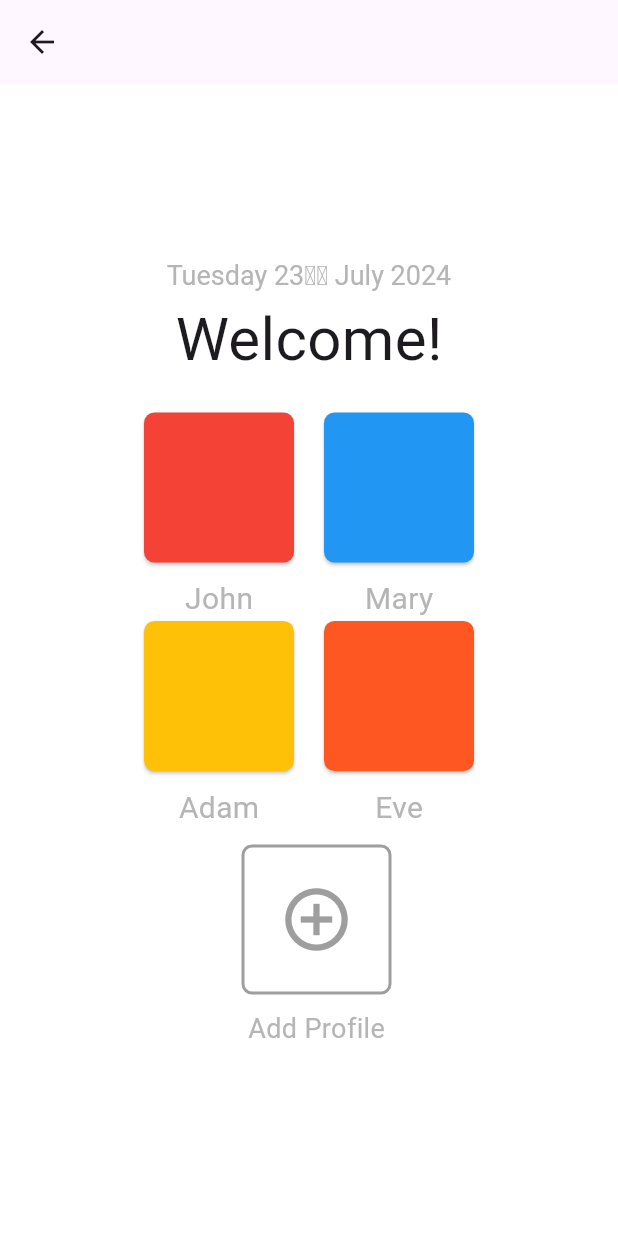
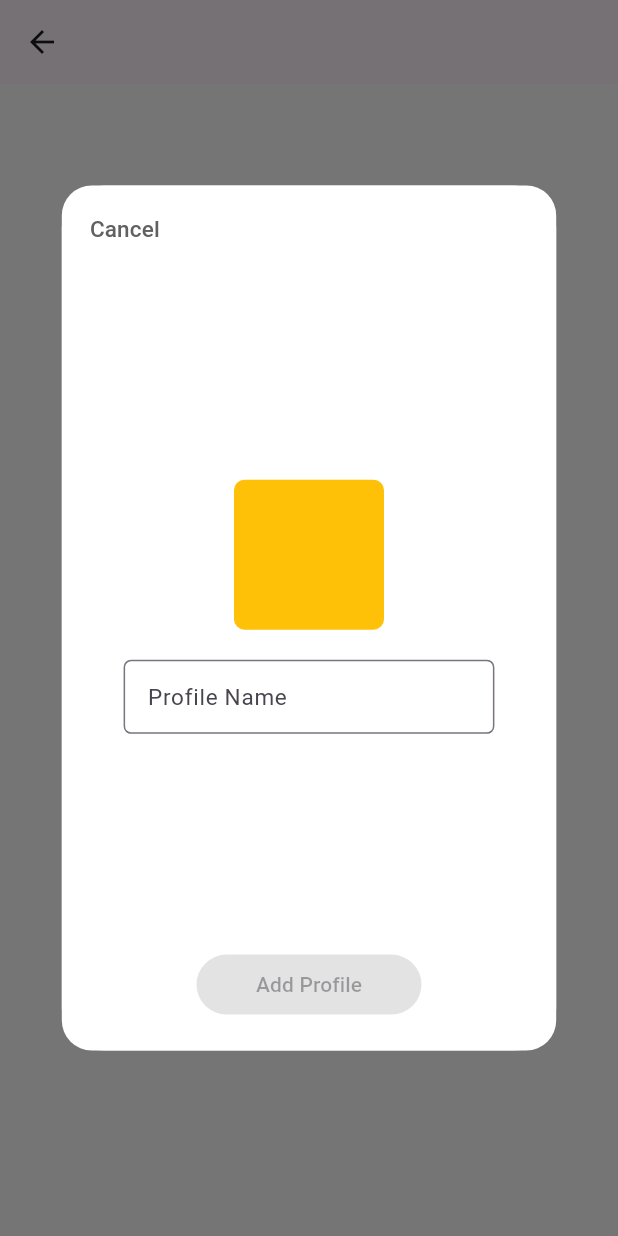
Before and after one commit to tri27pham/TravelPlanner, a Flutter app: the WelcomePage screen opened directly, after a tap on the "add circle outline" icon, on a phone screen of 412 x 824 dp. Run offline on Flutter 3.47's test engine with Material 3 defaults, Android fonts, the phone set to English and light mode, and no system bars; our stand-ins replace cloud_firestore, firebase_auth, firebase_core, geocoding, geolocator, google_maps_flutter; accounts and stored records are empty.

Commit message:
add pop up to add a new profile

```diff
--- a/travel_app/lib/viewmodels/welcome_viewmodel.dart
+++ b/travel_app/lib/viewmodels/welcome_viewmodel.dart
@@ -4,6 +4,23 @@ import 'package:intl/intl.dart';
 import '../models/profile_model.dart';
 
 class WelcomeViewModel extends ChangeNotifier {
+  WelcomeViewModel() {
+    profileNameController.addListener(onModify);
+  }
+
+  final TextEditingController profileNameController = TextEditingController();
+
+  bool validProfileDetails = false;
+
+  void onModify() {
+    if (profileNameController.text.isNotEmpty) {
+      validProfileDetails = true;
+    } else {
+      validProfileDetails = false;
+    }
+    notifyListeners();
+  }
+
   final Map<String, String> unicodeSuperscript = {
     '1': '\u00B9',
     '2': '\u00B2',
--- a/travel_app/lib/views/welcome_page_view.dart
+++ b/travel_app/lib/views/welcome_page_view.dart
@@ -1,13 +1,126 @@
-// welcome_page.dart
 import 'package:flutter/material.dart';
 import 'package:provider/provider.dart';
 import '../app.dart';
 import '../viewmodels/welcome_viewmodel.dart';
 import '../models/profile_model.dart';
-// import 'package:intl/intl.dart';
 
 class WelcomePage extends StatelessWidget {
   const WelcomePage({super.key});
+
+  void showAddProfile(WelcomeViewModel viewModel, BuildContext context) {
+    showDialog<void>(
+      context: context,
+      builder: (BuildContext context) {
+        return Dialog(
+          child: addProfileWidget(viewModel, context),
+        );
+      },
+    );
+  }
+
+  Widget addProfileWidget(WelcomeViewModel viewModel, BuildContext context) {
+    return StatefulBuilder(
+      builder: (BuildContext context, StateSetter setState) {
+        viewModel.profileNameController.addListener(() {
+          setState(() {
+            viewModel.onModify();
+          });
+        });
+
+        return Container(
+          height: MediaQuery.of(context).size.height * 0.7,
+          width: MediaQuery.of(context).size.width * 0.8,
+          decoration: BoxDecoration(
+            color: Colors.white,
+            borderRadius: BorderRadius.all(Radius.circular(20)),
+          ),
+          child: Column(
+            crossAxisAlignment: CrossAxisAlignment.start,
+            children: [
+              Padding(
+                padding: EdgeInsets.fromLTRB(10, 5, 0, 0),
+                child: ElevatedButton(
+                  onPressed: () {
+                    Navigator.of(context).pop();
+                  },
+                  child: Text(
+                    'Cancel',
+                    style: TextStyle(fontSize: 15),
+                  ),
+                  style: ElevatedButton.styleFrom(
+                    padding: EdgeInsets.zero,
+                    elevation: 0,
+                    foregroundColor: Colors.grey[700],
+                    backgroundColor: Colors.transparent,
+                  ),
+                ),
+              ),
+              Expanded(
+                child: Center(
+                  child: Column(
+                    mainAxisAlignment: MainAxisAlignment.center,
+                    children: [
+                      Container(
+                        height: 100,
+                        width: 100,
+                        decoration: BoxDecoration(
+                          color: Colors.amber,
+                          borderRadius: BorderRadius.circular(7),
+                        ),
+                      ),
+                      Padding(
+                        padding: EdgeInsets.only(top: 20),
+                        child: Container(
+                          height: MediaQuery.of(context).size.height * 0.06,
+                          width: MediaQuery.of(context).size.width * 0.6,
+                          child: TextFormField(
+                            controller: viewModel.profileNameController,
+                            decoration: InputDecoration(
+                              labelText: 'Profile Name',
+                              labelStyle: TextStyle(
+                                fontSize: 15,
+                              ),
+                              border: OutlineInputBorder(
+                                borderRadius: BorderRadius.circular(5.0),
+                                borderSide: BorderSide(color: Colors.grey),
+                              ),
+                            ),
+                          ),
+                        ),
+                      ),
+                    ],
+                  ),
+                ),
+              ),
+              Padding(
+                padding: EdgeInsets.only(bottom: 20),
+                child: Center(
+                  child: ElevatedButton(
+                    onPressed: viewModel.validProfileDetails
+                        ? () {
+                            // Add your profile add logic here
+                          }
+                        : null,
+                    child: Text('Add Profile'),
+                    style: ElevatedButton.styleFrom(
+                      minimumSize: Size(150, 40),
+                      elevation: 0,
+                      backgroundColor: viewModel.validProfileDetails
+                          ? Colors.green
+                          : Colors.transparent,
+                      foregroundColor: viewModel.validProfileDetails
+                          ? Colors.white
+                          : Colors.grey[700],
+                    ),
+                  ),
+                ),
+              ),
+            ],
+          ),
+        );
+      },
+    );
+  }
 
   Widget buildDateWidget(BuildContext context) {
     final viewModel = Provider.of<WelcomeViewModel>(context);
@@ -64,13 +177,15 @@ class WelcomePage extends StatelessWidget {
     );
   }
 
-  Widget addProfileWidget(BuildContext context) {
+  Widget addProfileButton(WelcomeViewModel viewModel, BuildContext context) {
     return Padding(
       padding: EdgeInsets.fromLTRB(10, 10, 0, 10),
       child: Column(
         children: [
           ElevatedButton(
-            onPressed: () {},
+            onPressed: () {
+              showAddProfile(viewModel, context);
+            },
             style: ElevatedButton.styleFrom(
               padding: EdgeInsets.zero,
               fixedSize: Size(100, 100),
@@ -133,9 +248,13 @@ class WelcomePage extends StatelessWidget {
 
   @override
   Widget build(BuildContext context) {
-    return ChangeNotifierProvider(
-      create: (context) => WelcomeViewModel(),
-      child: Scaffold(
+    return ChangeNotifierProvider(create: (_) {
+      final viewModel = WelcomeViewModel();
+      viewModel.profileNameController.addListener(viewModel.onModify);
+      return viewModel;
+    }, child: Consumer<WelcomeViewModel>(
+      builder: (context, viewModel, child) {
+        return Scaffold(
           appBar: AppBar(),
           body: Center(
             child: Column(
@@ -144,11 +263,12 @@ class WelcomePage extends StatelessWidget {
                 buildDateWidget(context),
                 buildWelcomeTextWidget(),
                 buildProfilesWidget(context),
-              addProfileWidget(context),
+                addProfileButton(viewModel, context),
               ],
             ),
           ),
-      ),
         );
+      },
+    ));
   }
 }
```
Also changed, not shown: travel_app/lib/models/new_profile_model.dart (added). Lines whose indentation alone changed are shown as unchanged.
